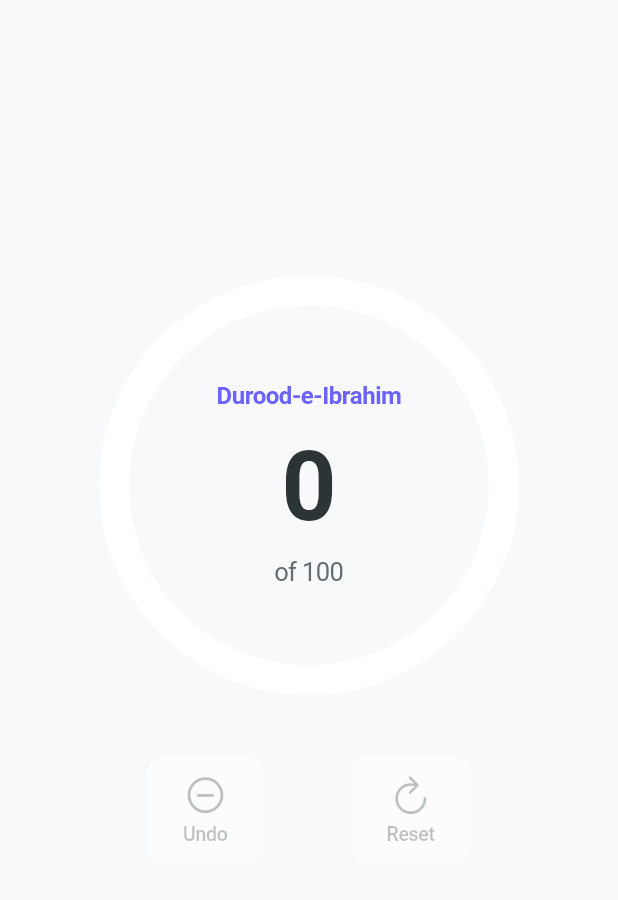
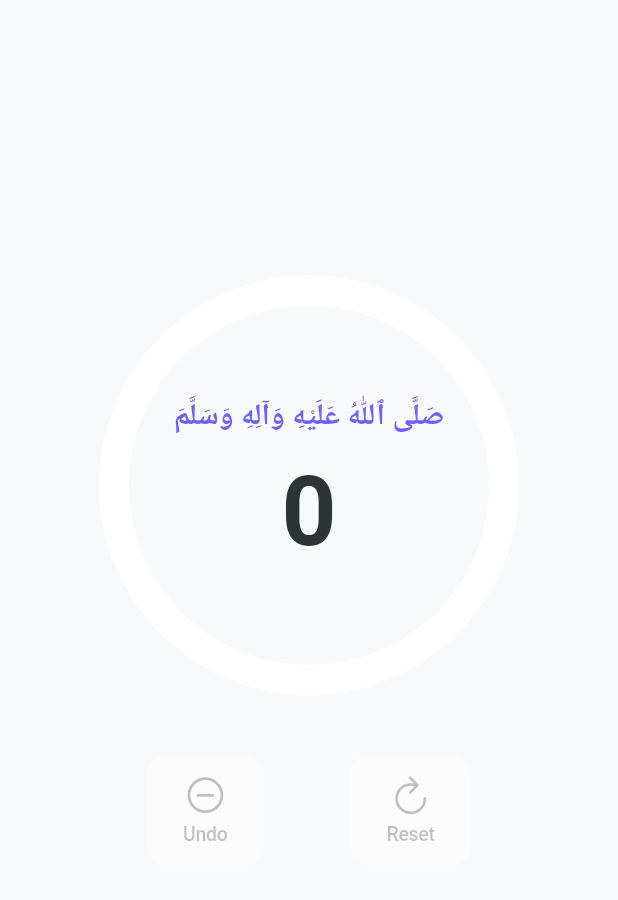
Before and after one commit to ahmed-sufi7/tasbi, a Flutter app: the screen it shows after launch, on a phone screen of 412 x 824 dp, the part 72-972 px from its top. Run offline on Flutter 3.47's test engine with Material 3 defaults, Android fonts, the phone set to English and light mode, and no system bars; drawn by our look-alikes of google_mobile_ads; our stand-ins replace firebase_core, firebase_messaging, flutter_local_notifications, in_app_purchase, shared_preferences, sqflite and 1 more; accounts and stored records are empty; network calls fail.

Commit message:
default durood

```diff
--- a/lib/screens/counter_screen.dart
+++ b/lib/screens/counter_screen.dart
@@ -4,6 +4,7 @@ import 'package:provider/provider.dart';
 import 'package:google_mobile_ads/google_mobile_ads.dart';
 import '../providers/counter_provider.dart';
 import '../providers/durood_provider.dart';
+import '../models/durood.dart';
 import '../services/ad_service.dart';
 import '../services/notification_service.dart';
 import '../utils/haptic_helper.dart';
@@ -37,9 +38,18 @@ class _CounterScreenState extends State<CounterScreen> with TickerProviderStateM
       CurvedAnimation(parent: _rotateController, curve: Curves.elasticOut),
     );
 
-    // Load active session if any
+    // Reset to default unlimited mode on app start
     WidgetsBinding.instance.addPostFrameCallback((_) {
-      context.read<CounterProvider>().loadActiveSession();
+      final counterProvider = context.read<CounterProvider>();
+      final duroodProvider = context.read<DuroodProvider>();
+
+      // Clear any selected durood to show default
+      duroodProvider.clearSelection();
+
+      // Cancel any active session to start fresh
+      if (counterProvider.isSessionActive) {
+        counterProvider.cancelSession();
+      }
     });
   }
 
@@ -53,14 +63,15 @@ class _CounterScreenState extends State<CounterScreen> with TickerProviderStateM
     final counterProvider = context.read<CounterProvider>();
     final duroodProvider = context.read<DuroodProvider>();
 
-    // If no durood selected, don't count
-    if (duroodProvider.selectedDurood == null) {
-      return;
+    // Start session if not active
+    if (!counterProvider.isSessionActive) {
+      if (duroodProvider.selectedDurood != null) {
+        // Start session with selected tasbi
+        await counterProvider.startSession(duroodProvider.selectedDurood!);
+      } else {
+        // Start unlimited default counting
+        counterProvider.startUnlimitedSession();
       }
-
-    if (!counterProvider.isSessionActive) {
-      // Start new session and wait for it to complete
-      await counterProvider.startSession(duroodProvider.selectedDurood!);
     }
 
     // Increment counter
@@ -69,8 +80,9 @@ class _CounterScreenState extends State<CounterScreen> with TickerProviderStateM
     // Haptic feedback
     HapticHelper.light();
 
-    // Check if target reached
-    if (counterProvider.isTargetReached &&
+    // Check if target reached (only for non-unlimited mode)
+    if (!counterProvider.isUnlimitedMode &&
+        counterProvider.isTargetReached &&
         counterProvider.currentCount == counterProvider.currentSession!.target) {
       _celebrateCompletion();
     }
@@ -122,7 +134,12 @@ class _CounterScreenState extends State<CounterScreen> with TickerProviderStateM
 
   void _saveAndReset() {
     final counterProvider = context.read<CounterProvider>();
+    final duroodProvider = context.read<DuroodProvider>();
+
     counterProvider.completeSession();
+
+    // Clear selection to return to default unlimited mode
+    duroodProvider.clearSelection();
 
     // Show interstitial ad occasionally
     if (counterProvider.currentCount % 5 == 0) {
@@ -176,9 +193,7 @@ class _CounterScreenState extends State<CounterScreen> with TickerProviderStateM
 
             // Counter Display
             Expanded(
-              child: selectedDurood == null
-                  ? _buildEmptyState(theme, duroodProvider)
-                  : Column(
+              child: Column(
                 mainAxisAlignment: MainAxisAlignment.center,
                 children: [
                   // Progress Ring
@@ -188,7 +203,7 @@ class _CounterScreenState extends State<CounterScreen> with TickerProviderStateM
                       progress: counterProvider.progress,
                       size: 280,
                       strokeWidth: 20,
-                            child: _buildCounterDisplay(theme, counterProvider),
+                      child: _buildCounterDisplay(theme, counterProvider, selectedDurood),
                     ),
                   ),
 
@@ -257,63 +272,21 @@ class _CounterScreenState extends State<CounterScreen> with TickerProviderStateM
     );
   }
 
-  Widget _buildEmptyState(ThemeData theme, DuroodProvider duroodProvider) {
-    return Center(
-      child: Padding(
-        padding: const EdgeInsets.all(32),
-        child: Column(
-          mainAxisAlignment: MainAxisAlignment.center,
-          children: [
-            Icon(
-              CupertinoIcons.book,
-              size: 80,
-              color: theme.colorScheme.primary.withOpacity(0.3),
-            ),
-            const SizedBox(height: 24),
-            Text(
-              'No Tasbi Selected',
-              style: theme.textTheme.headlineSmall,
-              textAlign: TextAlign.center,
-            ),
-            const SizedBox(height: 12),
-            Text(
-              'Create or select a tasbi to start counting',
-              style: theme.textTheme.bodyMedium?.copyWith(
-                color: theme.textTheme.bodySmall?.color,
-              ),
-              textAlign: TextAlign.center,
-            ),
-            const SizedBox(height: 32),
-            ElevatedButton.icon(
-              onPressed: () => _showCreateDuroodSheet(duroodProvider),
-              icon: const Icon(CupertinoIcons.add),
-              label: const Text('Create Tasbi'),
-              style: ElevatedButton.styleFrom(
-                padding: const EdgeInsets.symmetric(horizontal: 32, vertical: 16),
-              ),
-            ),
-          ],
-        ),
-      ),
-    );
-  }
-
-  Widget _buildCounterDisplay(ThemeData theme, CounterProvider counterProvider) {
-    final duroodProvider = context.watch<DuroodProvider>();
-    final selectedDurood = duroodProvider.selectedDurood;
+  Widget _buildCounterDisplay(ThemeData theme, CounterProvider counterProvider, Durood? selectedDurood) {
+    final isUnlimited = counterProvider.isUnlimitedMode || selectedDurood == null;
 
     return Column(
       mainAxisSize: MainAxisSize.min,
       children: [
-        // Selected Durood Name
-        if (selectedDurood != null)
+        // Tasbi Name or Default Text
         Padding(
           padding: const EdgeInsets.only(bottom: 12),
           child: Text(
-              selectedDurood.name,
+            isUnlimited ? 'صَلَّى ٱللّٰهُ عَلَيْهِ وَآلِهِ وَسَلَّمَ' : selectedDurood!.name,
             style: theme.textTheme.titleMedium?.copyWith(
               color: theme.colorScheme.primary,
               fontWeight: FontWeight.w600,
+              fontSize: isUnlimited ? 20 : null,
             ),
             textAlign: TextAlign.center,
           ),
@@ -328,8 +301,10 @@ class _CounterScreenState extends State<CounterScreen> with TickerProviderStateM
           ),
         ),
         const SizedBox(height: 8),
+        // Target or Unlimited text
+        if (!isUnlimited)
           Text(
-          'of ${counterProvider.currentSession?.target ?? selectedDurood?.target ?? 0}',
+            'of ${counterProvider.currentSession?.target ?? selectedDurood!.target}',
             style: theme.textTheme.bodyLarge?.copyWith(
               color: theme.textTheme.bodySmall?.color,
             ),
--- a/lib/screens/durood_management_screen.dart
+++ b/lib/screens/durood_management_screen.dart
@@ -177,7 +177,7 @@ class _DuroodManagementItem extends StatelessWidget {
         subtitle: Padding(
           padding: const EdgeInsets.only(top: 4),
           child: Text(
-            'Target: ${durood.target}',
+            durood.target == 0 ? 'Unlimited' : 'Target: ${durood.target}',
             style: theme.textTheme.bodySmall,
           ),
         ),
```
Also changed, not shown: lib/providers/counter_provider.dart (+46 -2 lines), lib/providers/durood_provider.dart (+32 -3 lines). Lines whose indentation alone changed are shown as unchanged.
